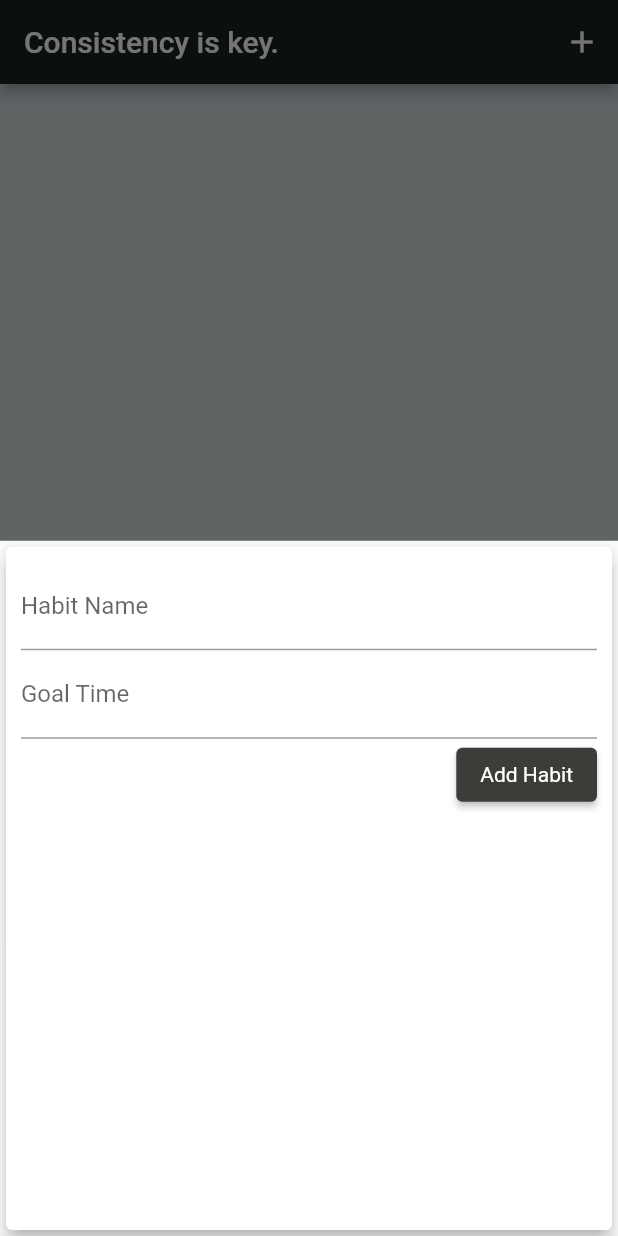
After one commit to yeabtsega07/Habit-Tracker, a Flutter app: the screen it shows after launch, after a tap on the "add" icon, on a phone screen of 412 x 824 dp. The commit adds this screen. Run offline on Flutter 3.47's test engine with Material 2 defaults, Android fonts, the phone set to English and light mode, and no system bars; our stand-ins replace percent_indicator.

Commit message:
Habit Add feature made

```diff
--- a/lib/home_page.dart
+++ b/lib/home_page.dart
@@ -2,6 +2,8 @@ import 'dart:async';
 
 import "package:flutter/material.dart";
 import './util/habit_bar.dart';
+import '../models/habit.dart';
+import '../widgets/new_habit.dart';
 
 class HomePage extends StatefulWidget {
   const HomePage({super.key});
@@ -12,37 +14,75 @@ class HomePage extends StatefulWidget {
 
 class _HomePageState extends State<HomePage> {
   // habit summary
-  List habitList = [
+  List<Habit> habitList = [
     // [habitName, habitStarted, timeSpent(sec), goalTime(min)],
-    ["Pray", false, 0, 20],
-    ["Exercise", false, 0, 10],
-    ["Read", false, 0, 20],
-    ["Code", false, 0, 40],
+    // ["Pray", false, 0, 20],
+    // ["Exercise", false, 0, 10],
+    // ["Read", false, 0, 20],
+    // ["Code", false, 0, 40],
   ];
+
+  List<Habit> get recentHabit {
+    return habitList.where((habit) {
+      return habit.timeSpent > 0;
+    }).toList();
+  }
+
+  void addNewHabit(String habitName, String goalTime) {
+    final newHabit = Habit(
+      name: habitName,
+      goalTime: int.parse(goalTime),
+      isStarted: false,
+      timeSpent: 0,
+    );
+
+    setState(() {
+      habitList.add(newHabit);
+    });
+  }
+
+  void startAddNewHabit(BuildContext ctx) {
+    showModalBottomSheet(
+      context: ctx,
+      builder: (_) {
+        return GestureDetector(
+          onTap: () {},
+          child: NewHabit(addNewHabit),
+          behavior: HitTestBehavior.opaque,
+        );
+      },
+    );
+  }
+
+  void deleteHabit(String name) {
+    setState(() {
+      habitList.removeWhere((habit) => habit.name == name);
+    });
+  }
 
   void habitStarted(int index) {
     var startTime = DateTime.now();
 
     // get the current time
-    int elapsedTime = habitList[index][2];
+    int elapsedTime = habitList[index].timeSpent;
 
     // habit started or stopped
     setState(() {
-      habitList[index][1] = !habitList[index][1];
+      habitList[index].isStarted = !habitList[index].isStarted;
     });
 
-    if (habitList[index][1]) {
+    if (habitList[index].isStarted) {
       // keep the time going!
       Timer.periodic(Duration(seconds: 1), (timer) {
         setState(() {
           // when the timer is stopped
-          if (habitList[index][1] == false) {
+          if (habitList[index].isStarted == false) {
             timer.cancel();
           }
 
           // get the time elapsed
           var currentTime = DateTime.now();
-          habitList[index][2] = elapsedTime +
+          habitList[index].timeSpent = elapsedTime +
               (currentTime.second -
                   startTime.second +
                   60 * (currentTime.minute - startTime.minute) +
@@ -57,7 +97,17 @@ class _HomePageState extends State<HomePage> {
       context: context,
       builder: (context) {
         return AlertDialog(
-          title: Text('Settings for ' + habitList[index][0]),
+          title: Text('Settings for ' + habitList[index].name),
+          content: Text('Delete or edit the habit.'),
+          actions: <Widget>[
+            TextButton(
+              child: Text('Delete'),
+              onPressed: () {
+                deleteHabit(habitList[index].name);
+                Navigator.of(context).pop();
+              },
+            ),
+          ],
         );
       },
     );
@@ -70,23 +120,35 @@ class _HomePageState extends State<HomePage> {
       appBar: AppBar(
         backgroundColor: Color.fromARGB(255, 26, 32, 35),
         title: Text("Consistency is key."),
+        actions: <Widget>[
+          IconButton(
+            icon: Icon(Icons.add),
+            onPressed: () => startAddNewHabit(context),
+          ),
+        ],
       ),
       body: ListView.builder(
         itemCount: habitList.length,
         itemBuilder: (BuildContext context, int index) {
           return HabitBar(
-            habitName: habitList[index][0],
+            habitName: habitList[index].name,
             onTap: () {
               habitStarted(index);
             },
             settingsTapped: () {
               settingsTapped(index);
             },
-            habitStarted: habitList[index][1],
-            timeSpent: habitList[index][2],
-            goalTime: habitList[index][3],
+            habitStarted: habitList[index].isStarted,
+            timeSpent: habitList[index].timeSpent,
+            goalTime: habitList[index].goalTime,
           );
         },
+      ),
+      floatingActionButtonLocation: FloatingActionButtonLocation.centerFloat,
+      floatingActionButton: FloatingActionButton(
+        backgroundColor: Color.fromARGB(255, 26, 32, 35),
+        child: Icon(Icons.add, color: Colors.white),
+        onPressed: () => startAddNewHabit(context),
       ),
     );
   }
--- /dev/null
+++ b/lib/models/habit.dart
@@ -0,0 +1,15 @@
+import 'package:flutter/foundation.dart';
+
+class Habit {
+  final String name;
+  bool isStarted;
+  int timeSpent;
+  final int goalTime;
+
+  Habit({
+    required this.name,
+    this.isStarted = false,
+    this.timeSpent = 0,
+    required this.goalTime,
+  });
+}
--- /dev/null
+++ b/lib/widgets/new_habit.dart
@@ -0,0 +1,69 @@
+import 'package:flutter/material.dart';
+
+class NewHabit extends StatefulWidget {
+  final Function addHabit;
+
+  NewHabit(this.addHabit);
+
+  @override
+  _NewHabitState createState() => _NewHabitState();
+}
+
+class _NewHabitState extends State<NewHabit> {
+  final _habitNameController = TextEditingController();
+  final _goalTimeController = TextEditingController();
+
+  void _submitData() {
+    if (_goalTimeController.text.isEmpty) {
+      return;
+    }
+    final enteredHabit = _habitNameController.text;
+    final enteredGoalTime = _goalTimeController.text;
+
+    if (enteredHabit.isEmpty || enteredGoalTime.isEmpty) {
+      return;
+    }
+
+    widget.addHabit(
+      enteredHabit,
+      enteredGoalTime,
+    );
+
+    Navigator.of(context).pop();
+  }
+
+  @override
+  Widget build(BuildContext context) {
+    return Card(
+      elevation: 5,
+      child: Container(
+        padding: EdgeInsets.all(10),
+        child: Column(
+          crossAxisAlignment: CrossAxisAlignment.end,
+          children: <Widget>[
+            TextField(
+              decoration: InputDecoration(labelText: "Habit Name"),
+              controller: _habitNameController,
+              onSubmitted: (_) => _submitData(),
+            ),
+            TextField(
+              decoration: InputDecoration(labelText: "Goal Time"),
+              controller: _goalTimeController,
+              onSubmitted: (_) => _submitData(),
+            ),
+            ElevatedButton(
+              onPressed: _submitData,
+              child: Text("Add Habit"),
+              style: ElevatedButton.styleFrom(
+                backgroundColor: Color.fromARGB(255, 60, 60, 57),
+                textStyle: TextStyle(
+                  color: Colors.white,
+                ),
+              ),
+            )
+          ],
+        ),
+      ),
+    );
+  }
+}
```
